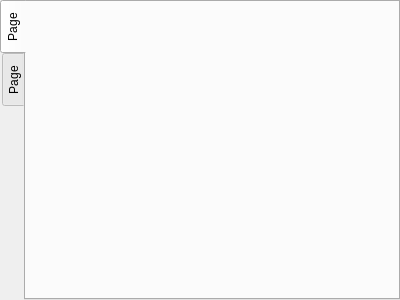
Qt form ampullary_ui/ui/simulatortab.ui (bendalab/ampullarymodel) before a commit.
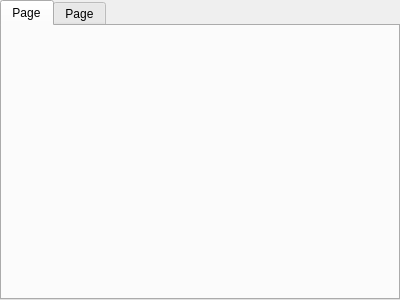
The same form after that commit.

Commit message: [gui] fixes and population generator module

```diff
--- a/ampullary_ui/ui/simulatortab.ui
+++ b/ampullary_ui/ui/simulatortab.ui
@@ -13,9 +13,6 @@
   <property name="windowTitle">
    <string>TabWidget</string>
   </property>
-  <property name="tabPosition">
-   <enum>QTabWidget::West</enum>
-  </property>
   <property name="currentIndex">
    <number>0</number>
   </property>
```
Left out of the diff: 4 changed lines with no effect on the pictures. The commit also changes 3 other files.
